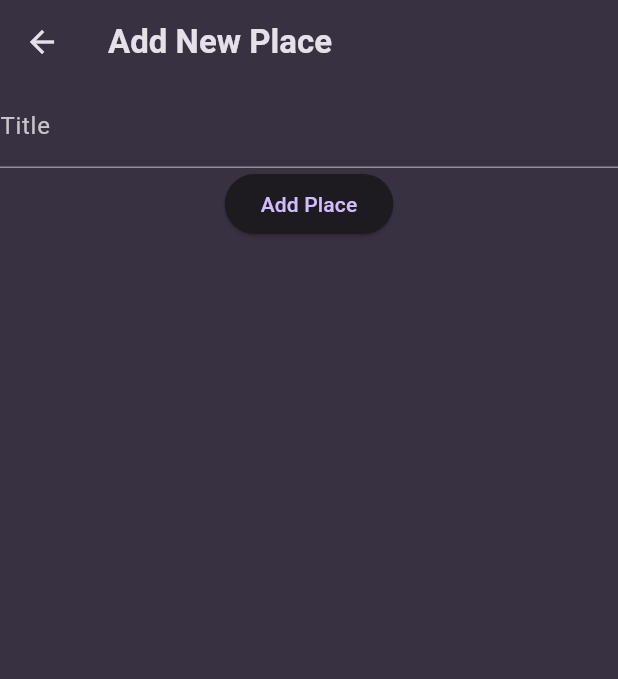
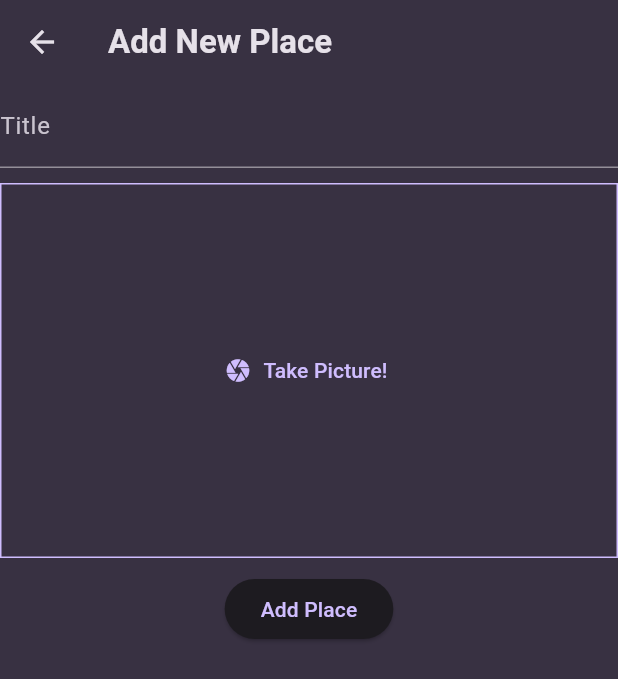
Before and after one commit to SomeshKumarN/flutter_projects, a Flutter app: the AddPlaceScreen screen opened directly, after a tap on "Add Place", on a phone screen of 412 x 824 dp. Shown: the top 679 px of the screen. Run offline on Flutter 3.47's test engine with Material 3 defaults, Android fonts, the phone set to English and light mode, and no system bars; our stand-ins replace flutter_riverpod, google_fonts, image_picker, riverpod, transparent_image; missing offline and left inert: dart_casing.

Commit message:
fav_places_app - added image into places

```diff
--- a/fav_places_app/lib/model/place.dart
+++ b/fav_places_app/lib/model/place.dart
@@ -1,9 +1,12 @@
+import 'dart:io';
+
 import 'package:uuid/uuid.dart';
 
 const uuid = Uuid();
 
 class Place {
-  Place({required this.title}) : id = uuid.v4();
+  Place({required this.title, required this.image}) : id = uuid.v4();
   final String id;
   final String title;
+  final File image;
 }
--- a/fav_places_app/lib/screens/add_place.dart
+++ b/fav_places_app/lib/screens/add_place.dart
@@ -1,5 +1,8 @@
+import 'dart:io';
+
 import 'package:fav_places_app/model/place.dart';
 import 'package:fav_places_app/providers/user_places_provider.dart';
+import 'package:fav_places_app/widgets/image_input.dart';
 import 'package:flutter/material.dart';
 import 'package:flutter_riverpod/flutter_riverpod.dart';
 
@@ -12,13 +15,15 @@ class AddPlaceScreen extends ConsumerStatefulWidget {
 
 class _AddPlaceScreenState extends ConsumerState<AddPlaceScreen> {
   final _titleController = TextEditingController();
-
+  File? _pickedImage;
   _savePlace() {
     final title = _titleController.text;
     if (title.isEmpty) {
       return;
     }
-    ref.read(userPlaceProvider.notifier).addPlace(Place(title: title));
+    ref
+        .read(userPlaceProvider.notifier)
+        .addPlace(Place(title: title, image: _pickedImage!));
     // Here you would typically call a method to save the place
     // For example: ref.read(userPlaceProvider.notifier).addPlace(Place(title: title));
     Navigator.of(context).pop();
@@ -40,6 +45,13 @@ class _AddPlaceScreenState extends ConsumerState<AddPlaceScreen> {
               ),
               style: TextStyle(color: Theme.of(context).colorScheme.onSurface),
             ),
+            SizedBox(height: 10),
+            ImageInput(
+              onPickImage: (imageFile) {
+                _pickedImage = imageFile;
+              },
+            ),
+            SizedBox(height: 10),
             ElevatedButton(
               onPressed: _savePlace,
               child: Text("Add Place"),
--- /dev/null
+++ b/fav_places_app/lib/widgets/image_input.dart
@@ -0,0 +1,60 @@
+import 'dart:io';
+
+import 'package:flutter/material.dart';
+import 'package:image_picker/image_picker.dart';
+
+class ImageInput extends StatefulWidget {
+  const ImageInput({super.key, required this.onPickImage});
+  final Function(File imageFile) onPickImage;
+
+  @override
+  State<ImageInput> createState() => _ImageInputState();
+}
+
+class _ImageInputState extends State<ImageInput> {
+  File? imageFile;
+  @override
+  Widget build(BuildContext context) {
+    Widget content = TextButton.icon(
+      icon: Icon(Icons.camera),
+      label: Text('Take Picture!'),
+      onPressed: _takePicture,
+    );
+
+    if (imageFile != null) {
+      content = GestureDetector(
+          onTap: _takePicture,
+          child: Image.file(
+            imageFile!,
+            filterQuality: FilterQuality.low,
+            fit: BoxFit.cover,
+            height: double.infinity,
+            width: double.infinity,
+          ));
+    }
+    return Container(
+        decoration: BoxDecoration(
+          border: Border.all(
+            color: Theme.of(context).colorScheme.primary,
+            width: 1,
+          ),
+        ),
+        height: 250,
+        width: double.infinity,
+        child: content);
+  }
+
+  void _takePicture() async {
+    var imagePicker = ImagePicker();
+    final selectedImage =
+        await imagePicker.pickImage(source: ImageSource.camera);
+
+    if (selectedImage == null) {
+      return;
+    }
+    setState(() {
+      imageFile = File(selectedImage.path);
+    });
+    widget.onPickImage(imageFile!);
+  }
+}
--- a/fav_places_app/pubspec.yaml
+++ b/fav_places_app/pubspec.yaml
@@ -14,6 +14,7 @@ dependencies:
   google_fonts: ^6.2.1
   uuid: ^4.5.1
   flutter_riverpod: ^2.6.1
+  image_picker: ^1.1.2
 
 dev_dependencies:
   flutter_test:
```
Also changed, not shown: fav_places_app/lib/screens/place_details.dart (+11 -20 lines), fav_places_app/lib/widgets/places_list.dart (+8 -0 lines), 5 other files.
